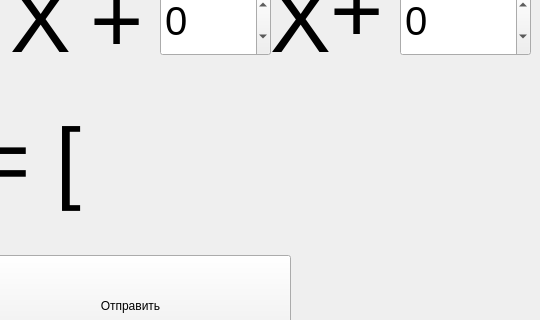
Qt form Client/widget.ui (petrushovivan/graphBuilder) before a commit; both pictures show x 260 to 800 and y 195 to 515 of the 800 by 600 pixel window.
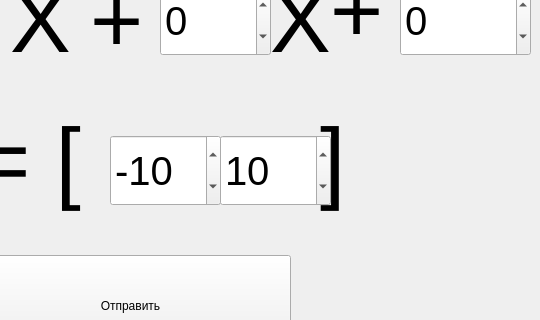
The same form after that commit.

Diff of the .ui file:
```diff
--- a/Client/widget.ui
+++ b/Client/widget.ui
@@ -231,6 +231,72 @@
     <string>Статус подключения</string>
    </property>
   </widget>
+  <widget class="QSpinBox" name="spinBoxLeftValue">
+   <property name="geometry">
+    <rect>
+     <x>370</x>
+     <y>330</y>
+     <width>111</width>
+     <height>71</height>
+    </rect>
+   </property>
+   <property name="font">
+    <font>
+     <pointsize>30</pointsize>
+    </font>
+   </property>
+   <property name="minimum">
+    <number>-100</number>
+   </property>
+   <property name="maximum">
+    <number>100</number>
+   </property>
+   <property name="value">
+    <number>-10</number>
+   </property>
+  </widget>
+  <widget class="QSpinBox" name="spinBoxRightValue">
+   <property name="geometry">
+    <rect>
+     <x>480</x>
+     <y>330</y>
+     <width>111</width>
+     <height>71</height>
+    </rect>
+   </property>
+   <property name="font">
+    <font>
+     <pointsize>30</pointsize>
+    </font>
+   </property>
+   <property name="minimum">
+    <number>-100</number>
+   </property>
+   <property name="maximum">
+    <number>100</number>
+   </property>
+   <property name="value">
+    <number>10</number>
+   </property>
+  </widget>
+  <widget class="QLabel" name="label_8">
+   <property name="geometry">
+    <rect>
+     <x>580</x>
+     <y>290</y>
+     <width>51</width>
+     <height>131</height>
+    </rect>
+   </property>
+   <property name="font">
+    <font>
+     <pointsize>68</pointsize>
+    </font>
+   </property>
+   <property name="text">
+    <string>]</string>
+   </property>
+  </widget>
  </widget>
  <resources/>
  <connections/>
```
Left out of the diff: 2 changed lines with no effect on the pictures.
